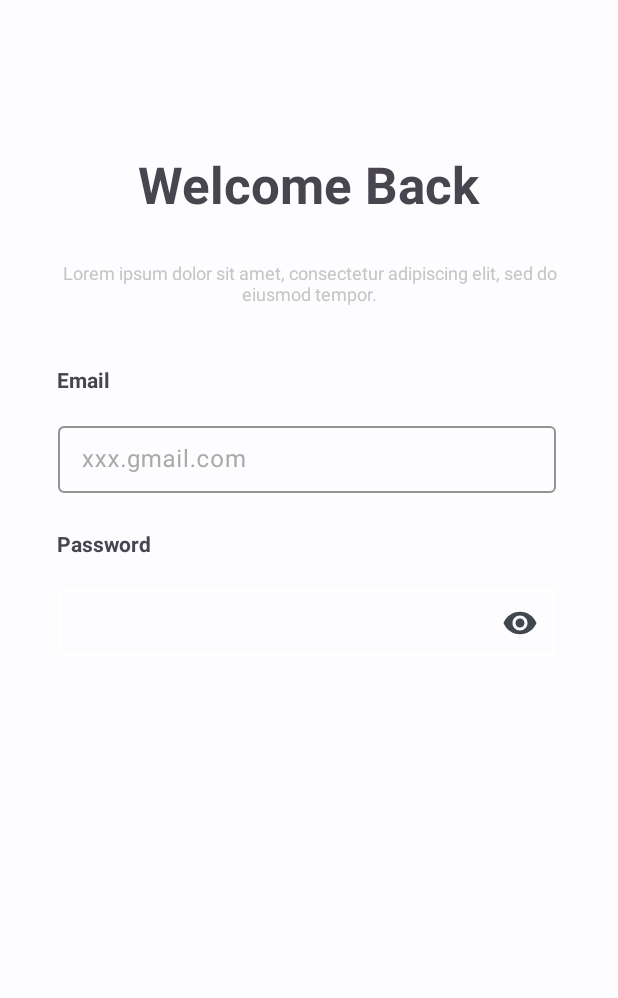
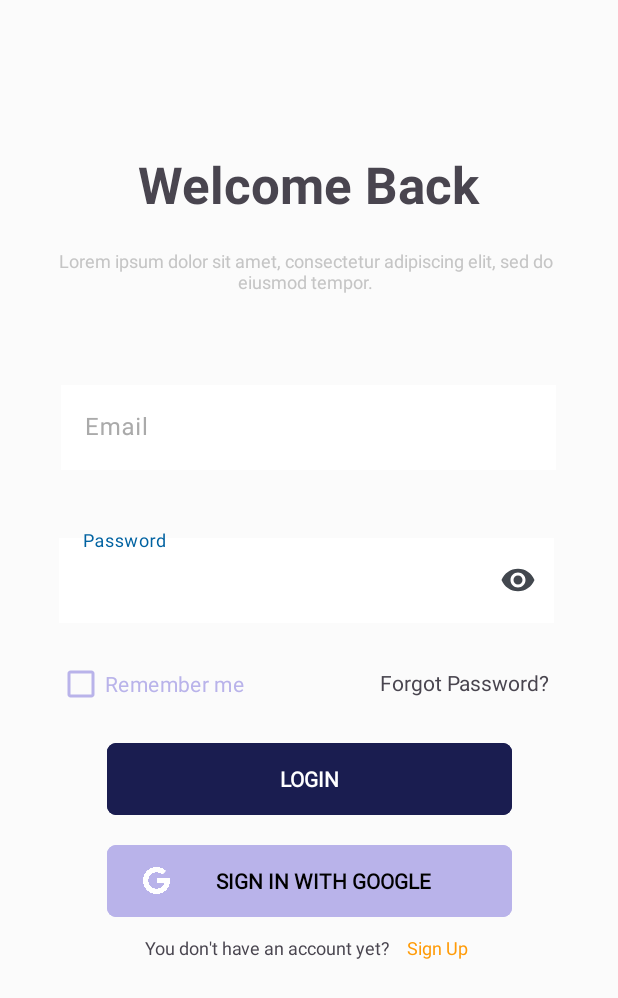
Before and after one commit to YIPZIYAN/LaunchPad, an Android app: the fragment LoginFragment shown on its own in the app's theme, on a phone screen of 412 x 824 dp. Shown: the top 998 px of the screen. Run offline under Robolectric (Android 15) with nearby library versions, the phone set to English and light mode, and no system bars; our stand-ins replace data binding.

Commit message:
Login Page Update #2

```diff
--- a/app/src/main/res/layout/fragment_login.xml
+++ b/app/src/main/res/layout/fragment_login.xml
@@ -9,7 +9,8 @@
 
     <FrameLayout
         android:layout_width="match_parent"
-        android:layout_height="match_parent">
+        android:layout_height="match_parent"
+        android:background="#FBFBFB">
 
         <androidx.constraintlayout.widget.ConstraintLayout
             android:layout_width="match_parent"
@@ -32,81 +33,144 @@
                 android:id="@+id/textView13"
                 android:layout_width="335dp"
                 android:layout_height="38dp"
-                android:layout_marginTop="28dp"
+                android:layout_marginTop="20dp"
                 android:text="Lorem ipsum dolor sit amet, consectetur adipiscing elit, sed do eiusmod tempor."
                 android:textAlignment="center"
                 android:textColor="#C5C5C5"
                 android:textSize="12sp"
                 app:layout_constraintEnd_toEndOf="parent"
+                app:layout_constraintHorizontal_bias="0.473"
                 app:layout_constraintStart_toStartOf="parent"
                 app:layout_constraintTop_toBottomOf="@+id/textView12" />
 
-            <TextView
-                android:id="@+id/textView15"
-                android:layout_width="wrap_content"
-                android:layout_height="wrap_content"
-                android:layout_marginTop="32dp"
-                android:text="Email"
-                android:textStyle="bold"
-                app:layout_constraintEnd_toEndOf="parent"
-                app:layout_constraintHorizontal_bias="0.101"
-                app:layout_constraintStart_toStartOf="parent"
-                app:layout_constraintTop_toBottomOf="@+id/textView13" />
-
-            <TextView
-                android:id="@+id/textView17"
-                android:layout_width="wrap_content"
-                android:layout_height="wrap_content"
-                android:layout_marginTop="24dp"
-                android:text="Password"
-                android:textSize="14sp"
-                android:textStyle="bold"
-                app:layout_constraintEnd_toEndOf="parent"
-                app:layout_constraintHorizontal_bias="0.109"
-                app:layout_constraintStart_toStartOf="parent"
-                app:layout_constraintTop_toBottomOf="@+id/textField1" />
-
             <com.google.android.material.textfield.TextInputLayout
                 android:id="@+id/textField"
-                android:layout_width="332dp"
-                android:layout_height="50dp"
+                android:layout_width="330dp"
+                android:layout_height="66dp"
+                android:layout_marginTop="36dp"
                 android:textColorHint="#AAAAAA"
                 app:boxStrokeColor="#FFFFFF"
+                app:boxStrokeWidth="0dp"
                 app:endIconMode="password_toggle"
-                app:layout_constraintBottom_toBottomOf="parent"
                 app:layout_constraintEnd_toEndOf="parent"
                 app:layout_constraintHorizontal_bias="0.481"
                 app:layout_constraintStart_toStartOf="parent"
-                app:layout_constraintTop_toBottomOf="@+id/textView17"
-                app:layout_constraintVertical_bias="0.038">
+                app:layout_constraintTop_toBottomOf="@+id/textField1">
 
                 <com.google.android.material.textfield.TextInputEditText
                     android:id="@+id/textInputEditText3"
                     android:layout_width="match_parent"
                     android:layout_height="wrap_content"
+                    android:background="#FFFFFF"
+                    android:hint="Password"
                     android:inputType="textPassword" />
             </com.google.android.material.textfield.TextInputLayout>
 
             <com.google.android.material.textfield.TextInputLayout
                 android:id="@+id/textField1"
-                android:layout_width="332dp"
-                android:layout_height="50dp"
-                android:layout_marginTop="16dp"
+                android:layout_width="330dp"
+                android:layout_height="66dp"
+                android:layout_marginTop="48dp"
+
                 android:textColorHint="#AAAAAA"
-
                 app:boxStrokeColor="#FFFFFF"
+                app:boxStrokeWidth="0dp"
                 app:layout_constraintEnd_toEndOf="parent"
-                app:layout_constraintHorizontal_bias="0.481"
+                app:layout_constraintHorizontal_bias="0.493"
                 app:layout_constraintStart_toStartOf="parent"
-                app:layout_constraintTop_toBottomOf="@+id/textView15">
+                app:layout_constraintTop_toBottomOf="@+id/textView13">
 
                 <com.google.android.material.textfield.TextInputEditText
                     android:id="@+id/textInputEditText4"
                     android:layout_width="match_parent"
                     android:layout_height="wrap_content"
 
-                    android:hint="xxx.gmail.com" />
+                    android:background="#FFFFFF"
+                    android:backgroundTint="#FFFFFF"
+                    android:hint="Email"
+                    android:textColorHint="#000000" />
             </com.google.android.material.textfield.TextInputLayout>
+
+            <CheckBox
+                android:id="@+id/checkBox"
+                android:layout_width="178dp"
+                android:layout_height="49dp"
+                android:layout_marginTop="12dp"
+                android:buttonTint="#B9B3EA"
+                android:buttonTintMode="src_in"
+                android:text="Remember me"
+                android:textColor="#B9B3EA"
+                app:layout_constraintEnd_toStartOf="@+id/textView7"
+                app:layout_constraintStart_toStartOf="parent"
+                app:layout_constraintTop_toBottomOf="@+id/textField" />
+
+            <TextView
+                android:id="@+id/textView7"
+                android:layout_width="121dp"
+                android:layout_height="21dp"
+                android:layout_marginTop="26dp"
+                android:layout_marginEnd="37dp"
+                android:text="Forgot Password?"
+                app:layout_constraintEnd_toEndOf="parent"
+                app:layout_constraintTop_toBottomOf="@+id/textField" />
+
+            <Button
+                android:id="@+id/btnLogin"
+                android:layout_width="270dp"
+                android:layout_height="56dp"
+                android:layout_marginTop="72dp"
+                android:backgroundTint="#1A1D50"
+                android:fontFamily="@font/roboto"
+                android:text="LOGIN"
+                android:textAppearance="@style/TextAppearance.AppCompat.Body1"
+                android:textStyle="bold"
+                app:cornerRadius="6dp"
+                app:layout_constraintEnd_toEndOf="parent"
+                app:layout_constraintStart_toStartOf="parent"
+                app:layout_constraintTop_toBottomOf="@+id/textField" />
+
+            <Button
+                android:id="@+id/btnGoogle"
+                android:layout_width="270dp"
+                android:layout_height="56dp"
+                android:layout_marginTop="12dp"
+                android:backgroundTint="#B9B3EA"
+                android:fontFamily="@font/roboto"
+                android:text="SIGN IN WITH GOOGLE"
+                android:textAppearance="@style/TextAppearance.AppCompat.Body1"
+                android:textColor="#000000"
+                android:textStyle="bold"
+                app:cornerRadius="6dp"
+                app:icon="@drawable/google_icon"
+                app:iconPadding="0dp"
+                app:layout_constraintEnd_toEndOf="parent"
+                app:layout_constraintStart_toStartOf="parent"
+                app:layout_constraintTop_toBottomOf="@+id/btnLogin" />
+
+            <TextView
+                android:id="@+id/textView8"
+                android:layout_width="wrap_content"
+                android:layout_height="wrap_content"
+                android:layout_marginTop="8dp"
+                android:text="You don't have an account yet?"
+                android:textSize="12sp"
+                app:layout_constraintEnd_toStartOf="@+id/textView9"
+                app:layout_constraintHorizontal_bias="0.902"
+                app:layout_constraintStart_toStartOf="parent"
+                app:layout_constraintTop_toBottomOf="@+id/btnGoogle" />
+
+            <TextView
+                android:id="@+id/textView9"
+                android:layout_width="wrap_content"
+                android:layout_height="wrap_content"
+                android:layout_marginTop="8dp"
+                android:layout_marginEnd="100dp"
+                android:fontFamily="@font/roboto"
+                android:text="Sign Up"
+                android:textColor="#FF9B07"
+                android:textSize="12sp"
+                app:layout_constraintEnd_toEndOf="parent"
+                app:layout_constraintTop_toBottomOf="@+id/btnGoogle" />
 
         </androidx.constraintlayout.widget.ConstraintLayout>
 
```
Also changed, not shown: app/src/main/res/drawable/google_icon.png (added).
